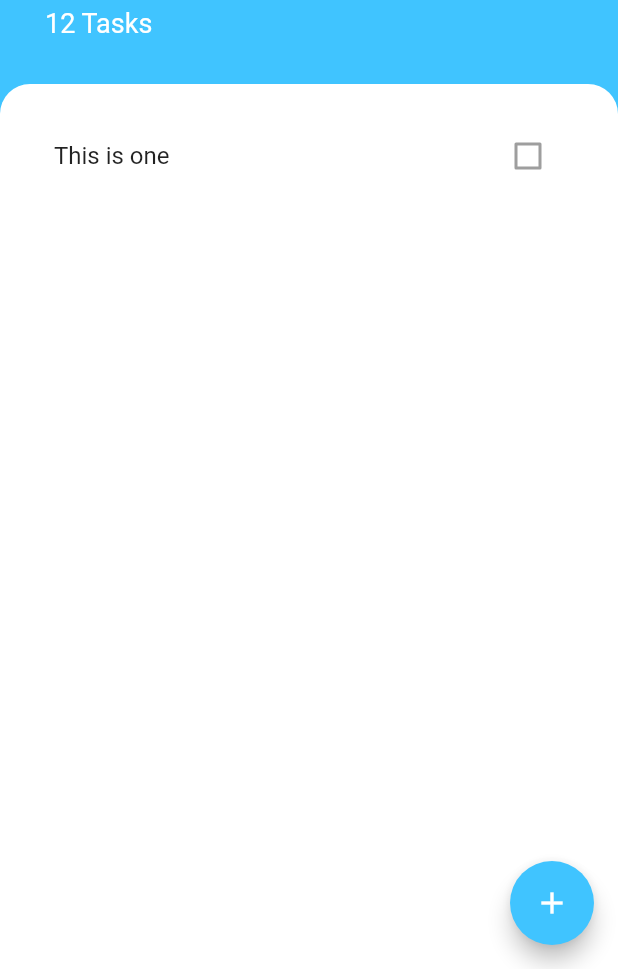
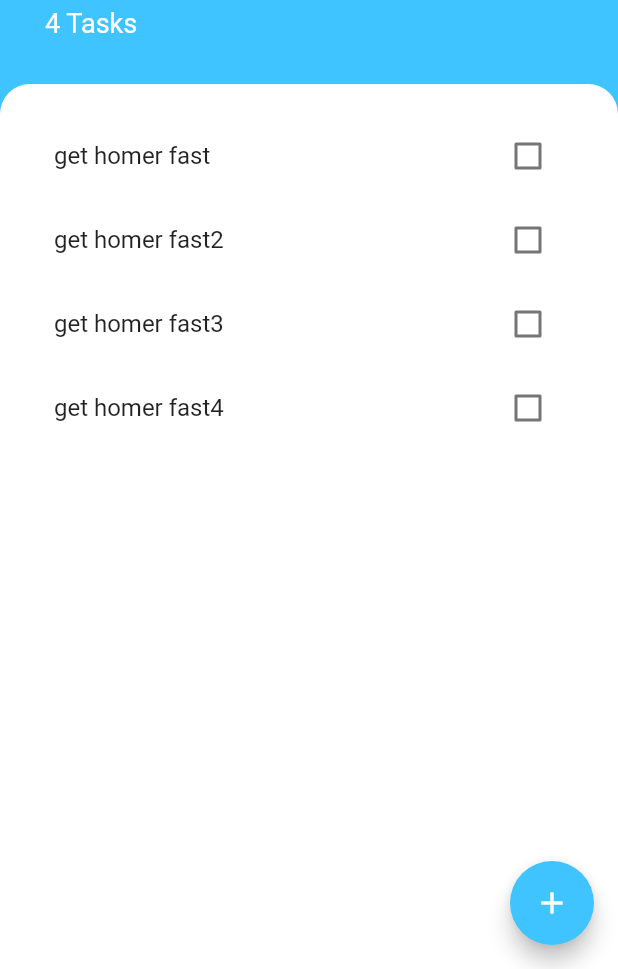
Before and after one commit to AbassLanre/my_todo_list, a Flutter app: the screen it shows after launch, on a phone screen of 412 x 824 dp, the part 267-1236 px from its top. Run offline on Flutter 3.47's test engine with Material 2 defaults, Android fonts, the phone set to English and light mode, and no system bars.

Commit message:
added tasks.dart

```diff
--- /dev/null
+++ b/lib/models/tasks.dart
@@ -0,0 +1,12 @@
+
+class Task {
+
+  final String name;
+  bool isDone;
+
+  Task({this.name, this.isDone=false});
+
+  // toggleDone(){
+  //   isDone= !isDone;
+  // }
+}
--- a/lib/screens/tasks_screen.dart
+++ b/lib/screens/tasks_screen.dart
@@ -1,17 +1,38 @@
 import 'package:flutter/cupertino.dart';
 import 'package:flutter/material.dart';
+import 'package:my_todo_list/models/tasks.dart';
 import 'package:my_todo_list/screens/add_task_screen.dart';
 import 'package:my_todo_list/widgets/task_list.dart';
 
-class TasksScreen extends StatelessWidget {
+class TasksScreen extends StatefulWidget {
+
+  @override
+  _TasksScreenState createState() => _TasksScreenState();
+}
+
+class _TasksScreenState extends State<TasksScreen> {
+  List<Task> tasks = [
+    Task(name: 'get homer fast'),
+    Task(name: 'get homer fast2'),
+    Task(name: 'get homer fast3'),
+    Task(name: 'get homer fast4'),
+
+  ];
 
   @override
   Widget build(BuildContext context) {
+
     return Scaffold(
       backgroundColor: Colors.lightBlueAccent,
       floatingActionButton: FloatingActionButton(
         onPressed: () {
-          showModalBottomSheet(context: context, builder: (_) => AddTaskScreen());
+          showModalBottomSheet(context: context, builder: (_) => AddTaskScreen(
+              addToScreen: (newText){
+                setState(() {
+                  tasks.add(Task(name: newText));
+                });
+                Navigator.pop(context);
+              }));
         },
         backgroundColor: Colors.lightBlueAccent,
         child: Icon(Icons.add),
@@ -49,7 +70,7 @@ class TasksScreen extends StatelessWidget {
                       height: 5.0,
                     ),
                     Text(
-                      '12 Tasks',
+                      '${tasks.length} Tasks',
                       style: TextStyle(
                         fontSize: 18.0,
                         color: Colors.white,
@@ -69,7 +90,7 @@ class TasksScreen extends StatelessWidget {
                       topRight: Radius.circular(20.0),
                     ),
                   ),
-                  child: TaskList(),
+                  child: TaskList(tasks: tasks),
                 ),
               ),
             ]),
--- a/lib/widgets/task_list.dart
+++ b/lib/widgets/task_list.dart
@@ -1,11 +1,33 @@
 import 'package:flutter/material.dart';
 import 'task_tile.dart';
+import 'package:my_todo_list/models/tasks.dart';
 
-class TaskList extends StatelessWidget {
+class TaskList extends StatefulWidget {
+  final List<Task> tasks;
+
+  TaskList({this.tasks});
+
+  @override
+  _TaskListState createState() => _TaskListState();
+}
+
+class _TaskListState extends State<TaskList> {
+
+
   @override
   Widget build(BuildContext context) {
-    return ListView(
-      children: [TaskTile()],
+    return ListView.builder(
+      itemBuilder: (_, index) {
+        return TaskTile(
+            title: widget.tasks[index].name,
+            isChecked: widget.tasks[index].isDone,
+            toggleCheckedBox: (checkedBoxState) {
+              setState(() {
+                widget.tasks[index].isDone = checkedBoxState;
+              });
+            });
+      },
+      itemCount: widget.tasks.length,
     );
   }
 }
--- a/lib/widgets/task_tile.dart
+++ b/lib/widgets/task_tile.dart
@@ -1,14 +1,24 @@
 import 'package:flutter/material.dart';
 
 
+
 class TaskTile extends StatelessWidget {
-  @override
+  final bool isChecked;
+  final String title;
+  final Function toggleCheckedBox;
+
+  TaskTile({this.isChecked, this.title, this.toggleCheckedBox});
+
+@override
   Widget build(BuildContext context) {
     return ListTile(
-      title: Text('This is one'),
+      title: Text(title,
+        style: TextStyle(
+          decoration: isChecked? TextDecoration.lineThrough:null,
+        ),),
       trailing: Checkbox(
-        value: false,
-        onChanged: null,
+        value: isChecked,
+        onChanged: toggleCheckedBox,
       ),
     );
   }
```
Also changed, not shown: lib/screens/add_task_screen.dart (+22 -4 lines).
